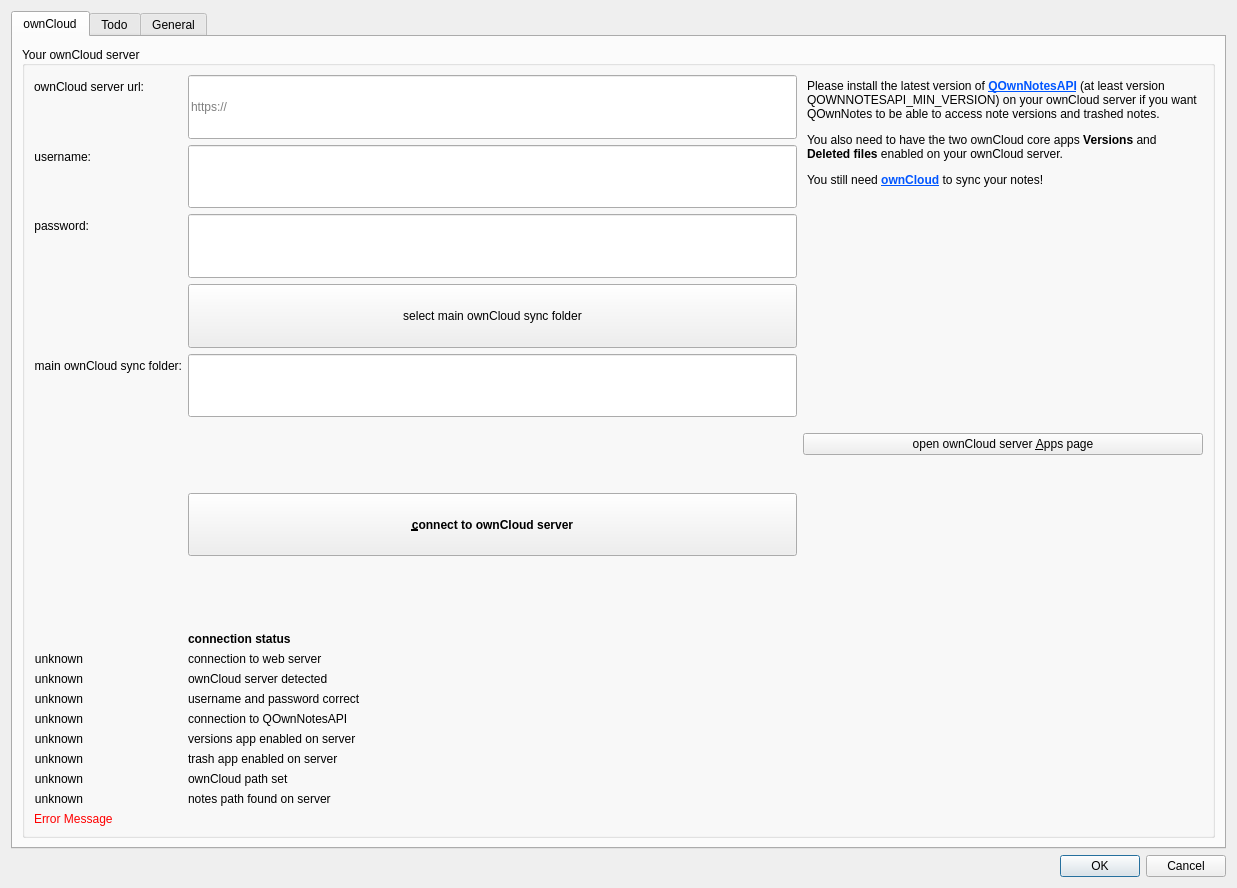
pbek/QOwnNotes, file src/settingsdialog.ui: the form before one commit.
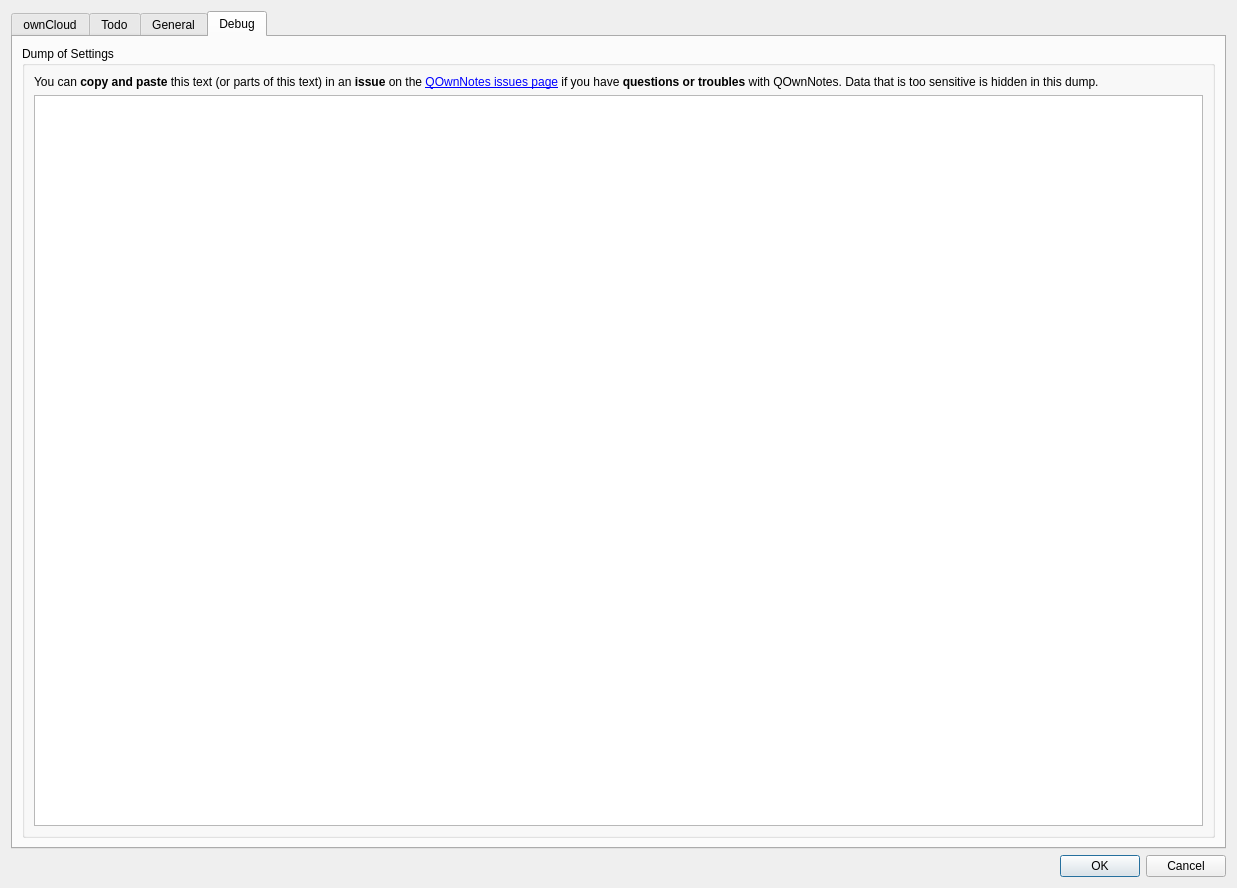
The form after the commit. The open tabs and pages were chosen to show the change. Icons and pictures are not drawn.

Commit message: added a new debug tab in the settings dialog where there is a dump of data can be used in an Issue on the QOwnNotes issue page

The edit to the form file:
```diff
--- a/src/settingsdialog.ui
+++ b/src/settingsdialog.ui
@@ -815,6 +815,45 @@
          </layout>
         </widget>
        </widget>
+       <widget class="QWidget" name="tab">
+        <attribute name="title">
+         <string>Debug</string>
+        </attribute>
+        <layout class="QGridLayout" name="gridLayout_9">
+         <item row="0" column="0">
+          <widget class="QGroupBox" name="groupBox_5">
+           <property name="title">
+            <string>Dump of Settings</string>
+           </property>
+           <layout class="QGridLayout" name="gridLayout_8">
+            <item row="1" column="0">
+             <widget class="QPlainTextEdit" name="settingsDumpTextEdit">
+              <property name="readOnly">
+               <bool>true</bool>
+              </property>
+              <property name="plainText">
+               <string/>
+              </property>
+             </widget>
+            </item>
+            <item row="0" column="0">
+             <widget class="QLabel" name="label">
+              <property name="text">
+               <string>&lt;html&gt;&lt;head/&gt;&lt;body&gt;&lt;p&gt;You can &lt;span style=&quot; font-weight:600;&quot;&gt;copy and paste&lt;/span&gt; this text (or parts of this text) in an &lt;span style=&quot; font-weight:600;&quot;&gt;issue&lt;/span&gt; on the &lt;a href=&quot;https://github.com/pbek/QOwnNotes/issues&quot;&gt;&lt;span style=&quot; text-decoration: underline; color:#0000ff;&quot;&gt;QOwnNotes issues page&lt;/span&gt;&lt;/a&gt; if you have &lt;span style=&quot; font-weight:600;&quot;&gt;questions or troubles&lt;/span&gt; with QOwnNotes. Data that is too sensitive is hidden in this dump.&lt;/p&gt;&lt;/body&gt;&lt;/html&gt;</string>
+              </property>
+              <property name="wordWrap">
+               <bool>true</bool>
+              </property>
+              <property name="openExternalLinks">
+               <bool>true</bool>
+              </property>
+             </widget>
+            </item>
+           </layout>
+          </widget>
+         </item>
+        </layout>
+       </widget>
       </widget>
      </item>
     </layout>
```
The commit also changes 4 other files.
